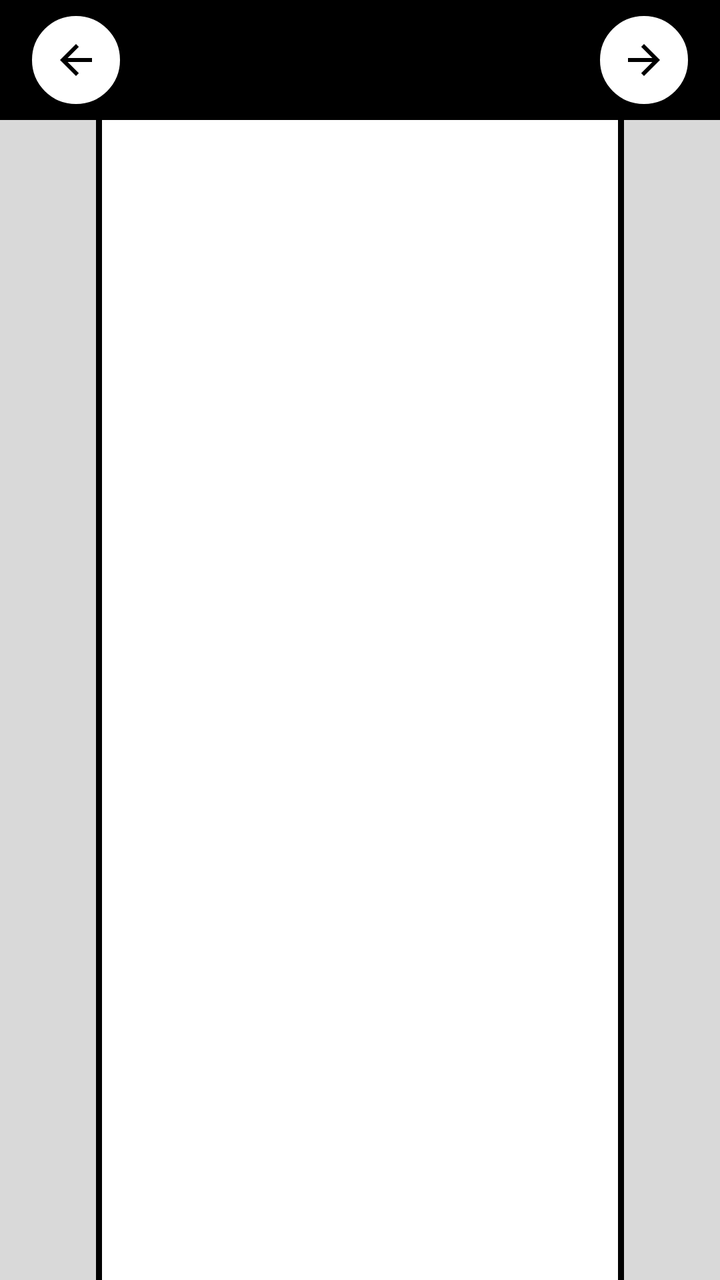
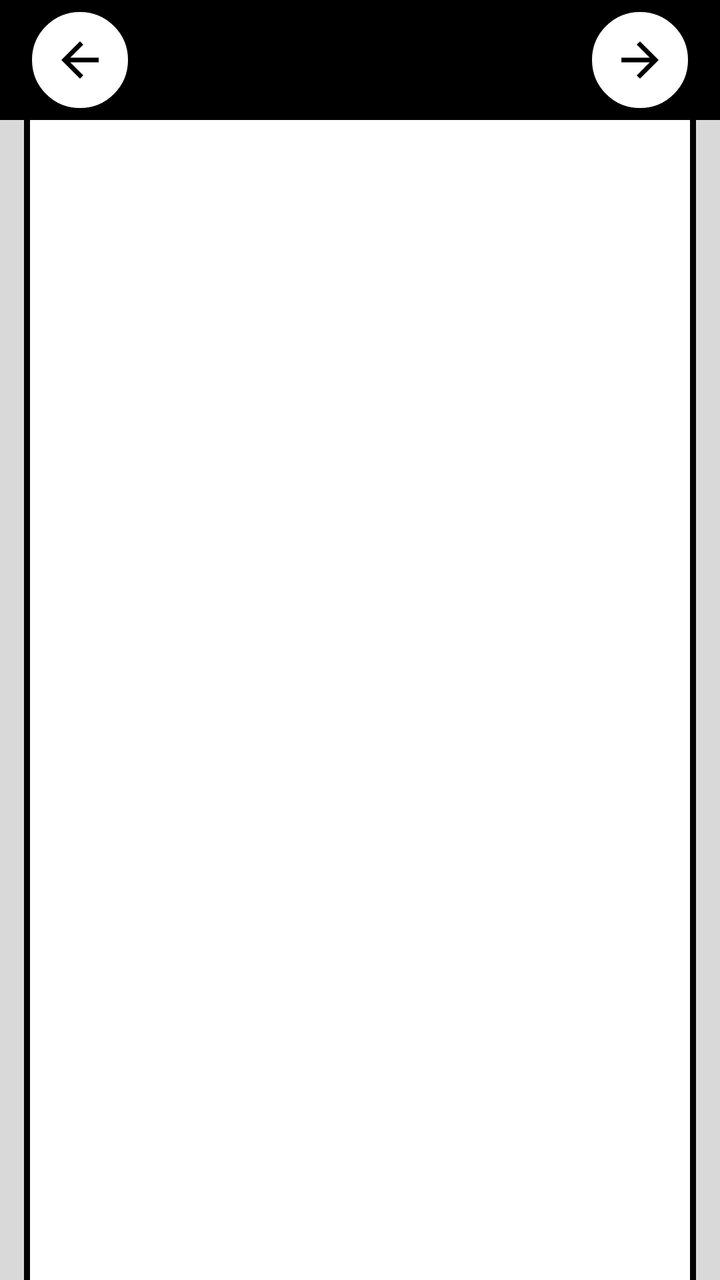

Screens rendered from an Android XML layout before and after an edit, with the pre-edit source and the edit as a unified diff.
<!-- AndroidManifest.xml: application theme Theme.CCM -->
<!-- res/layout/activity_frame.xml -->
<LinearLayout xmlns:android="http://schemas.android.com/apk/res/android"
    android:id="@+id/root"
    android:layout_width="match_parent"
    android:layout_height="match_parent"
    android:background="@color/black"
    android:orientation="vertical">

    <LinearLayout
        android:layout_width="match_parent"
        android:layout_height="60dp"
        android:gravity="center_vertical"
        android:orientation="horizontal"
        android:paddingStart="16dp"
        android:paddingEnd="16dp">

        <ImageButton
            android:id="@+id/btnBack"
            android:layout_width="44dp"
            android:layout_height="44dp"
            android:background="@drawable/btn_circle"
            android:contentDescription="Назад"
            android:padding="10dp"
            android:scaleType="fitCenter"
            android:src="@drawable/ic_arrow_back"/>

        <View
            android:layout_width="0dp"
            android:layout_height="1dp"
            android:layout_weight="1"/>

        <ImageButton
            android:id="@+id/btnForward"
            android:layout_width="44dp"
            android:layout_height="44dp"
            android:background="@drawable/btn_circle"
            android:contentDescription="Вперёд"
            android:padding="10dp"
            android:scaleType="fitCenter"
            android:src="@drawable/ic_arrow_forward"/>
    </LinearLayout>

    <LinearLayout
        android:layout_width="match_parent"
        android:layout_height="0dp"
        android:layout_weight="1"
        android:orientation="horizontal">

        <View android:id="@+id/bandLeft"
            android:layout_width="48dp" android:layout_height="match_parent"
            android:background="@color/gray_light"/>
        <View android:layout_width="3dp" android:layout_height="match_parent"
            android:background="@color/black"/>

        <FrameLayout android:id="@+id/content"
            android:layout_width="0dp" android:layout_height="match_parent"
            android:layout_weight="1" android:background="@color/white"/>

        <View android:layout_width="3dp" android:layout_height="match_parent"
            android:background="@color/black"/>
        <View android:id="@+id/bandRight"
            android:layout_width="48dp" android:layout_height="match_parent"
            android:background="@color/gray_light"/>
    </LinearLayout>
</LinearLayout>
<!-- resources referenced by this layout -->
<resources>
  <color name="black">#000000</color>
  <color name="gray_light">#D9D9D9</color>
  <color name="white">#FFFFFF</color>
  <!-- drawable btn_circle (drawable) -->
  <selector xmlns:android="http://schemas.android.com/apk/res/android">
      <item android:state_pressed="true">
          <shape android:shape="oval">
              <solid android:color="@color/orange"/>
              <stroke android:width="2dp" android:color="@color/white"/>
          </shape>
      </item>
      <item>
          <shape android:shape="oval">
              <solid android:color="@color/white"/>
              <stroke android:width="2dp" android:color="@color/white"/>
          </shape>
      </item>
  </selector>
  <!-- drawable ic_arrow_back (drawable) -->
  <vector xmlns:android="http://schemas.android.com/apk/res/android"
      android:width="24dp"
      android:height="24dp"
      android:viewportWidth="24"
      android:viewportHeight="24">
      <path
          android:fillColor="#000000"
          android:pathData="M20,11H7.83l5.59,-5.59L12,4l-8,8 8,8 1.41,-1.41L7.83,13H20v-2z"/>
  </vector>
  <!-- drawable ic_arrow_forward (drawable) -->
  <vector xmlns:android="http://schemas.android.com/apk/res/android"
      android:width="24dp"
      android:height="24dp"
      android:viewportWidth="24"
      android:viewportHeight="24">
      <path
          android:fillColor="#000000"
          android:pathData="M12,4l-1.41,1.41L16.17,11H4v2h12.17l-5.58,5.59L12,20l8,-8z"/>
  </vector>
  <style name="Theme.CCM" parent="Base.Theme.CCM" />
  <color name="orange">#FF9800</color>
  <style name="Base.Theme.CCM" parent="Theme.Material3.DayNight.NoActionBar">
          
          
      </style>
</resources>

<!-- the commit's change to res/layout/activity_frame.xml (unified diff, before → after) -->
@@ -15,8 +15,8 @@
 
         <ImageButton
             android:id="@+id/btnBack"
-            android:layout_width="44dp"
-            android:layout_height="44dp"
+            android:layout_width="48dp"
+            android:layout_height="48dp"
             android:background="@drawable/btn_circle"
             android:contentDescription="Назад"
             android:padding="10dp"
@@ -30,8 +30,8 @@
 
         <ImageButton
             android:id="@+id/btnForward"
-            android:layout_width="44dp"
-            android:layout_height="44dp"
+            android:layout_width="48dp"
+            android:layout_height="48dp"
             android:background="@drawable/btn_circle"
             android:contentDescription="Вперёд"
             android:padding="10dp"
@@ -46,7 +46,7 @@
         android:orientation="horizontal">
 
         <View android:id="@+id/bandLeft"
-            android:layout_width="48dp" android:layout_height="match_parent"
+            android:layout_width="12dp" android:layout_height="match_parent"
             android:background="@color/gray_light"/>
         <View android:layout_width="3dp" android:layout_height="match_parent"
             android:background="@color/black"/>
@@ -58,7 +58,7 @@
         <View android:layout_width="3dp" android:layout_height="match_parent"
             android:background="@color/black"/>
         <View android:id="@+id/bandRight"
-            android:layout_width="48dp" android:layout_height="match_parent"
+            android:layout_width="12dp" android:layout_height="match_parent"
             android:background="@color/gray_light"/>
     </LinearLayout>
 </LinearLayout>
<!-- resource entries referenced after the edit -->
@@ -40,7 +40,7 @@
   </vector>
   <style name="Theme.CCM" parent="Base.Theme.CCM" />
   <color name="orange">#FF9800</color>
-  <style name="Base.Theme.CCM" parent="Theme.Material3.DayNight.NoActionBar">
+  <style name="Base.Theme.CCM" parent="Theme.Material3.Light.NoActionBar">
           
           
       </style>
